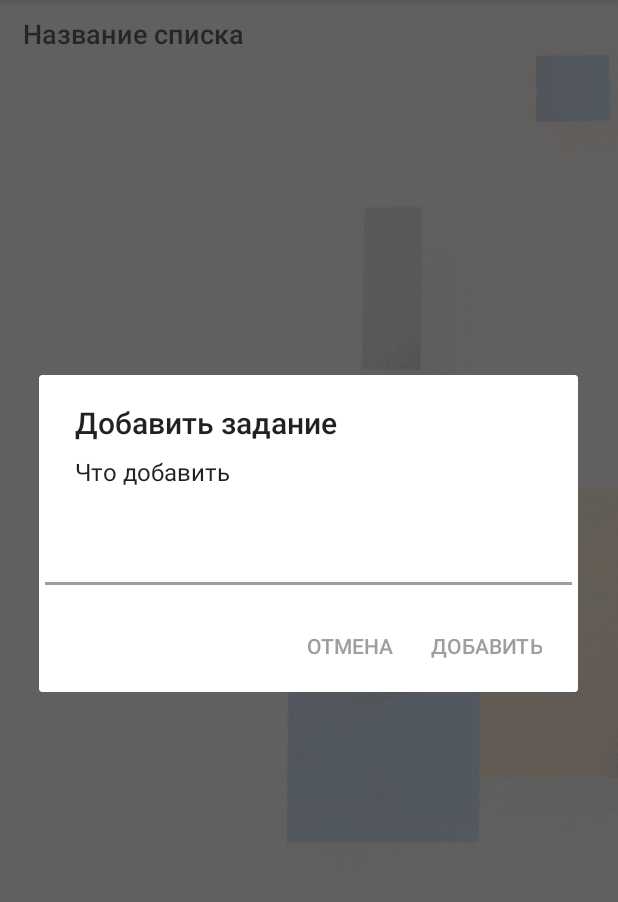
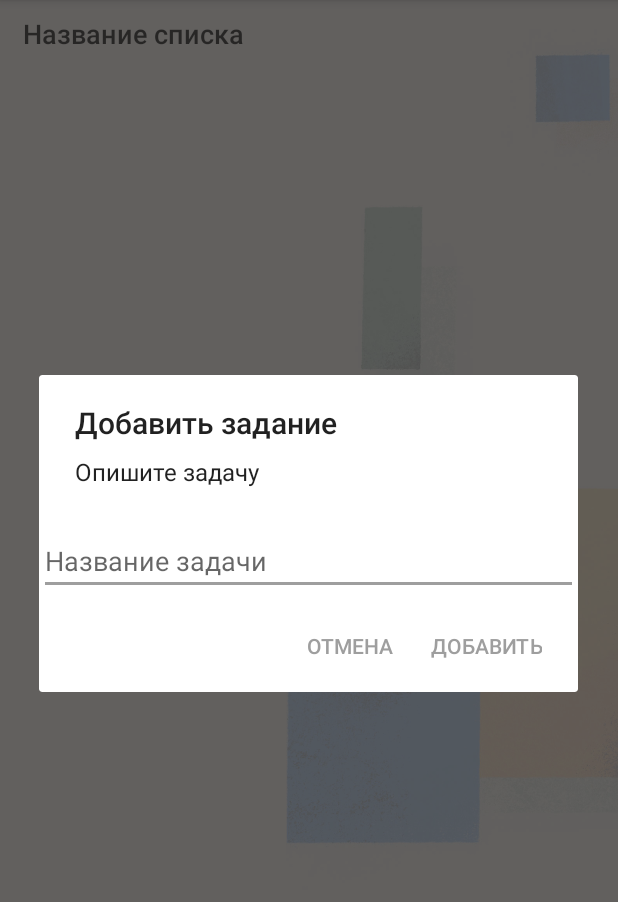
Before and after one commit to StepanUshakov/ToDoList, an Android app: the screen it shows after launch (MainActivity), after a tap on "Добавить задачу", on a phone screen of 412 x 824 dp, the part 84-986 px from its top. Run offline under Robolectric (Android 15) with nearby library versions, the phone set to English and light mode, and no system bars; libraries missing offline, so code that uses them is left out: com.daimajia.androidanimations; Roboto replaces fonts that are not available here.

Commit message:
some fix

```diff
--- a/app/src/main/java/ru/usa/todolist/MainActivity.java
+++ b/app/src/main/java/ru/usa/todolist/MainActivity.java
@@ -26,7 +26,6 @@ import android.widget.Toast;
 import androidx.appcompat.app.AlertDialog;
 import androidx.appcompat.app.AppCompatActivity;
 
-import com.daimajia.androidanimations.library.Techniques;
 import com.daimajia.androidanimations.library.YoYo;
 
 import java.util.ArrayList;
@@ -70,7 +69,6 @@ public class MainActivity extends AppCompatActivity {
 
         DBAsyncTask dbAsyncTask = new DBAsyncTask(null, null);
         dbAsyncTask.execute(); // Получение сформированного списка задач из отдельного потока
-
     }
 
     @Override
@@ -85,20 +83,21 @@ public class MainActivity extends AppCompatActivity {
     @Override
     public boolean onOptionsItemSelected(MenuItem menuItem){
         if(menuItem.getItemId() == R.id.new_task){
-            final EditText userTaskGet = new EditText(this);
+            final EditText userTaskTitle = new EditText(this);
+            userTaskTitle.setHint(R.string.alert_dialog_user_task_title);
             AlertDialog alert = new AlertDialog.Builder(this)
-                    .setTitle("Добавить задание")
-                    .setMessage("Что добавить")
-                    .setView(userTaskGet)
-                    .setPositiveButton("Добавить", new DialogInterface.OnClickListener() {
+                    .setTitle(R.string.alert_dialog_title)
+                    .setMessage(R.string.alert_dialog_message)
+                    .setView(userTaskTitle)
+                    .setPositiveButton(R.string.alert_dialog_positive_button, new DialogInterface.OnClickListener() {
                         @Override
                         public void onClick(DialogInterface dialog, int which) {
-                            String task = String.valueOf(userTaskGet.getText());
+                            String task = String.valueOf(userTaskTitle.getText());
                             DBAsyncTask dbAsyncTask = new DBAsyncTask(task, null); // Создание потока с передачей данных на запись
                             dbAsyncTask.execute(); // Получение сформированного списка задач из отдельного потока
                         }
                     })
-                    .setNegativeButton("Отмена", null)
+                    .setNegativeButton(R.string.alert_dialog_negative_button, null)
                     .create();
             alert.show();
             return true;
--- a/app/src/main/res/layout/activity_main.xml
+++ b/app/src/main/res/layout/activity_main.xml
@@ -19,7 +19,7 @@
         android:background="@android:color/transparent"
         android:ems="10"
         android:fontFamily="@font/open_sans_semibold"
-        android:hint="Название списка"
+        android:hint="@string/list_title_hint"
         android:inputType="text"
         android:padding="10dp"
         android:paddingLeft="0dp"
--- a/app/src/main/res/menu/menu.xml
+++ b/app/src/main/res/menu/menu.xml
@@ -7,7 +7,7 @@
         android:id="@+id/new-task"
         android:icon="@drawable/plus_sc"
         app:showAsAction="always"
-        android:tooltipText="Добавить задачу"
+        android:tooltipText="@string/task_add"
         />
 
 </menu>
--- a/app/src/main/res/values/strings.xml
+++ b/app/src/main/res/values/strings.xml
@@ -2,4 +2,10 @@
     <string name="app_name">ToDoList</string>
     <string name="btn_delete">Удалить</string>
     <string name="task_add">Добавить задачу</string>
+    <string name="list_title_hint">Название списка</string>
+    <string name="alert_dialog_title">Добавить задание</string>
+    <string name="alert_dialog_message">Опишите задачу</string>
+    <string name="alert_dialog_positive_button">Добавить</string>
+    <string name="alert_dialog_negative_button">Отмена</string>
+    <string name="alert_dialog_user_task_title">Название задачи</string>
 </resources>
```
